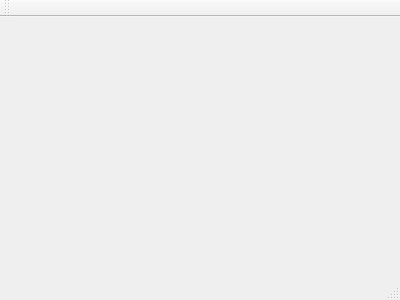
This is mainwindow.ui in ParkhomenkoAnna/Pyramid as Qt 5 draws it before an edit. The edited form follows.
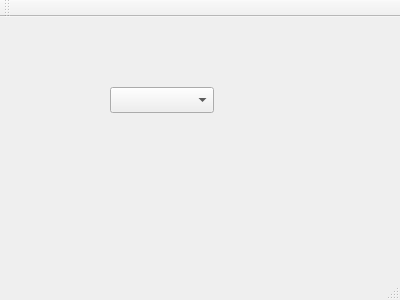
This is the edited form.

```diff
--- a/mainwindow.ui
+++ b/mainwindow.ui
@@ -13,7 +13,18 @@
   <property name="windowTitle">
    <string>MainWindow</string>
   </property>
-  <widget class="QWidget" name="centralWidget"/>
+  <widget class="QWidget" name="centralWidget">
+   <widget class="QComboBox" name="comboBox">
+    <property name="geometry">
+     <rect>
+      <x>110</x>
+      <y>70</y>
+      <width>104</width>
+      <height>26</height>
+     </rect>
+    </property>
+   </widget>
+  </widget>
   <widget class="QMenuBar" name="menuBar">
    <property name="geometry">
     <rect>
```
